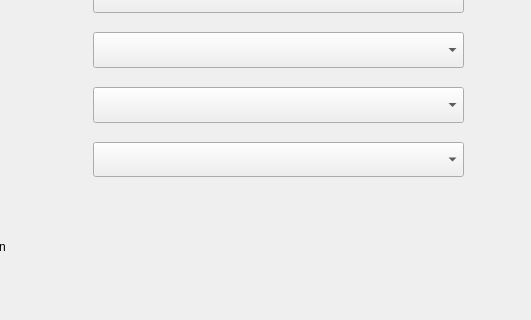
Qt form src/view/edit_launchers_dialog.ui (dangvd/ksmoothdock) before a commit; both pictures show x 587 to 1118 and y 238 to 558 of the 1118 by 645 pixel window.
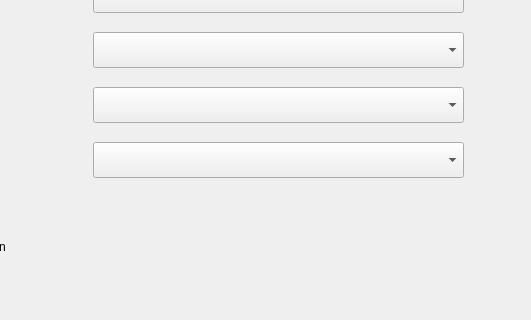
The same form after that commit. Icons and pictures are not drawn.

Commit message: Minor fix for Edit Launchers UI and set version to 6.1 RC3 #107

Patch:
```diff
--- a/src/view/edit_launchers_dialog.ui
+++ b/src/view/edit_launchers_dialog.ui
@@ -224,7 +224,7 @@
      <x>680</x>
      <y>380</y>
      <width>371</width>
-     <height>35</height>
+     <height>36</height>
     </rect>
    </property>
   </widget>
```
The commit also changes 1 other file.
